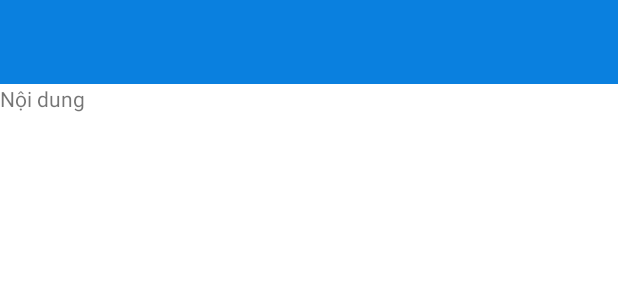
After one commit to HaYen1112/PROJECT-MOBILE, an Android app: the layout menu_home.xml on its own in the app's theme, with its tools: preview values and no code run, on a phone screen of 412 x 824 dp. The commit adds this screen. Shown: the top 300 px of the screen. Run offline under Robolectric (Android 15) with nearby library versions, the phone set to English and light mode, and no system bars.

Commit message:
Thêm menu

```diff
--- a/proBookTic/app/build.gradle
+++ b/proBookTic/app/build.gradle
@@ -31,13 +31,15 @@ android {
 }
 
 dependencies {
-
+    implementation 'com.google.android.material:material:1.1.0'
     implementation 'androidx.appcompat:appcompat:1.3.0'
     implementation 'com.google.android.material:material:1.3.0'
     implementation 'androidx.constraintlayout:constraintlayout:2.0.4'
     implementation 'com.google.firebase:firebase-database:20.0.1'
     implementation 'br.com.simplepass:loading-button-android:1.14.0'
+    implementation 'androidx.mediarouter:mediarouter:1.1.0'
     testImplementation 'junit:junit:4.+'
     androidTestImplementation 'androidx.test.ext:junit:1.1.2'
     androidTestImplementation 'androidx.test.espresso:espresso-core:3.3.0'
+    implementation fileTree(include: ['*.jar'], dir: 'libs')
 }
--- a/proBookTic/app/src/main/java/edu/nlu/probooktic/View/ChooseSeat.java
+++ b/proBookTic/app/src/main/java/edu/nlu/probooktic/View/ChooseSeat.java
@@ -13,6 +13,7 @@ import android.util.Log;
 import android.util.TypedValue;
 import android.view.Display;
 import android.view.Gravity;
+import android.view.Menu;
 import android.view.View;
 import android.view.ViewGroup;
 import android.widget.Button;
--- a/proBookTic/app/src/main/java/edu/nlu/probooktic/View/FailedPayment.java
+++ b/proBookTic/app/src/main/java/edu/nlu/probooktic/View/FailedPayment.java
@@ -19,7 +19,7 @@ import edu.nlu.probooktic.R;
 
 public class FailedPayment extends AppCompatActivity {
     boolean startFromCart=Pay.startFromCart; ////Kiểm tra lấy list vé từ đâu? thanh toán hay info....
-    public static ArrayList<TicketCartModel> listTicChoosed=new ArrayList<>();
+    public static ArrayList<TicketCartModel> listTicChoosed = new ArrayList<TicketCartModel>();
 
 
 
--- a/proBookTic/app/src/main/java/edu/nlu/probooktic/View/TripsAdapter.java
+++ b/proBookTic/app/src/main/java/edu/nlu/probooktic/View/TripsAdapter.java
@@ -19,6 +19,7 @@ public class TripsAdapter extends BaseAdapter {
     private Context context;
     private int layout;
     private List<Trip> dstrip;
+
 
     public TripsAdapter(Context context, int layout, List<Trip> dstrip) {
         this.context = context;
--- /dev/null
+++ b/proBookTic/app/src/main/res/layout/menu_home.xml
@@ -0,0 +1,54 @@
+<?xml version="1.0" encoding="utf-8"?>
+<LinearLayout xmlns:android="http://schemas.android.com/apk/res/android"
+    xmlns:tools="http://schemas.android.com/tools"
+    tools:context=".View.Menu"
+    android:layout_width="match_parent"
+    android:layout_height="match_parent"
+    >
+  <androidx.drawerlayout.widget.DrawerLayout
+      android:layout_width="match_parent"
+      android:layout_height="match_parent"
+      android:fitsSystemWindows="true"
+      android:id="@+id/menu_home"
+      >
+
+      <LinearLayout
+          android:layout_width="match_parent"
+          android:layout_height="match_parent"
+          android:orientation="vertical">
+
+          <androidx.appcompat.widget.Toolbar
+              android:id="@+id/toolbars"
+              android:layout_width="match_parent"
+              android:layout_height="?attr/actionBarSize"
+              android:background="#0A80DF" />
+
+          <LinearLayout
+              android:layout_width="match_parent"
+              android:layout_height="match_parent">
+
+              <TextView
+                  android:layout_width="match_parent"
+                  android:layout_height="match_parent"
+                  android:text="@string/n_i_dung">
+
+              </TextView>
+          </LinearLayout>
+      </LinearLayout>
+      <com.google.android.material.navigation.NavigationView
+          android:layout_width="wrap_content"
+          android:layout_height="match_parent"
+          android:layout_gravity="start"
+          android:fitsSystemWindows="true"
+          android:id="@+id/navigation_menu">
+            <ListView
+                android:layout_width="wrap_content"
+                android:layout_height="wrap_content"
+                android:id="@+id/listViewMenu"
+                android:layout_marginTop="50dp">
+
+            </ListView>
+      </com.google.android.material.navigation.NavigationView>
+  </androidx.drawerlayout.widget.DrawerLayout>
+
+</LinearLayout>
--- a/proBookTic/app/src/main/res/values/strings.xml
+++ b/proBookTic/app/src/main/res/values/strings.xml
@@ -2,4 +2,5 @@
     <string name="app_name">proBookTic</string>
     <string name="login_email_hint">Email</string>
     <string name="login_password_hint">Password</string>
+    <string name="n_i_dung">Nội dung</string>
 </resources>
--- a/proBookTic/app/src/main/res/values/styles.xml
+++ b/proBookTic/app/src/main/res/values/styles.xml
@@ -1,6 +1,6 @@
 <resources xmlns:tools="http://schemas.android.com/tools">
 
-    <style name="AppTheme" parent="Theme.AppCompat.Light.DarkActionBar">
+    <style name="AppTheme" parent="Theme.AppCompat.Light.NoActionBar">
         <item name="colorPrimary">@color/colorPrimary</item>
         <item name="colorPrimaryDark">@color/colorPrimaryDark</item>
         <item name="colorAccent">@color/colorAccent</item>
--- a/proBookTic/build.gradle
+++ b/proBookTic/build.gradle
@@ -5,9 +5,8 @@ buildscript {
         jcenter()
     }
     dependencies {
-        classpath "com.android.tools.build:gradle:4.1.2"
+        classpath 'com.android.tools.build:gradle:4.1.3'
         classpath 'com.google.gms:google-services:4.3.8'
-
 
         // NOTE: Do not place your application dependencies here; they belong
         // in the individual module build.gradle files
```
Also changed, not shown: proBookTic/app/src/main/java/edu/nlu/probooktic/View/ItemMenu.java (added, +11 -0 lines), proBookTic/app/src/main/java/edu/nlu/probooktic/View/Menu.java (added, +104 -0 lines), proBookTic/app/src/main/java/edu/nlu/probooktic/View/MenuAdapter.java (added, +64 -0 lines), proBookTic/app/src/main/res/drawable-anydpi/ic_action_menu.xml (added, +11 -0 lines), proBookTic/app/src/main/res/layout/activity_login.xml (+5 -3 lines), proBookTic/app/src/main/res/layout/item_row.xml (added, +22 -0 lines), proBookTic/app/src/main/res/menu/menu_ticket.xml (added, +22 -0 lines), proBookTic/app/src/main/res/drawable-hdpi/ic_action_menu.png (added), proBookTic/app/src/main/res/drawable-mdpi/ic_action_menu.png (added), proBookTic/app/src/main/res/drawable-xhdpi/ic_action_menu.png (added), proBookTic/app/src/main/res/drawable-xxhdpi/ic_action_menu.png (added), proBookTic/gradle/wrapper/gradle-wrapper.properties.
